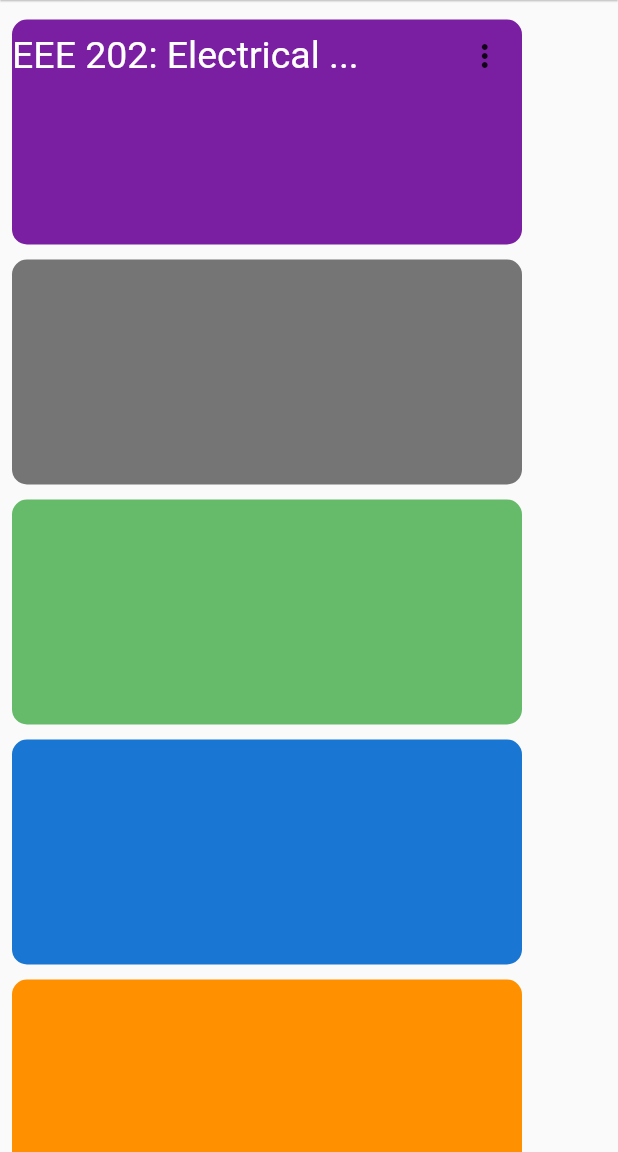
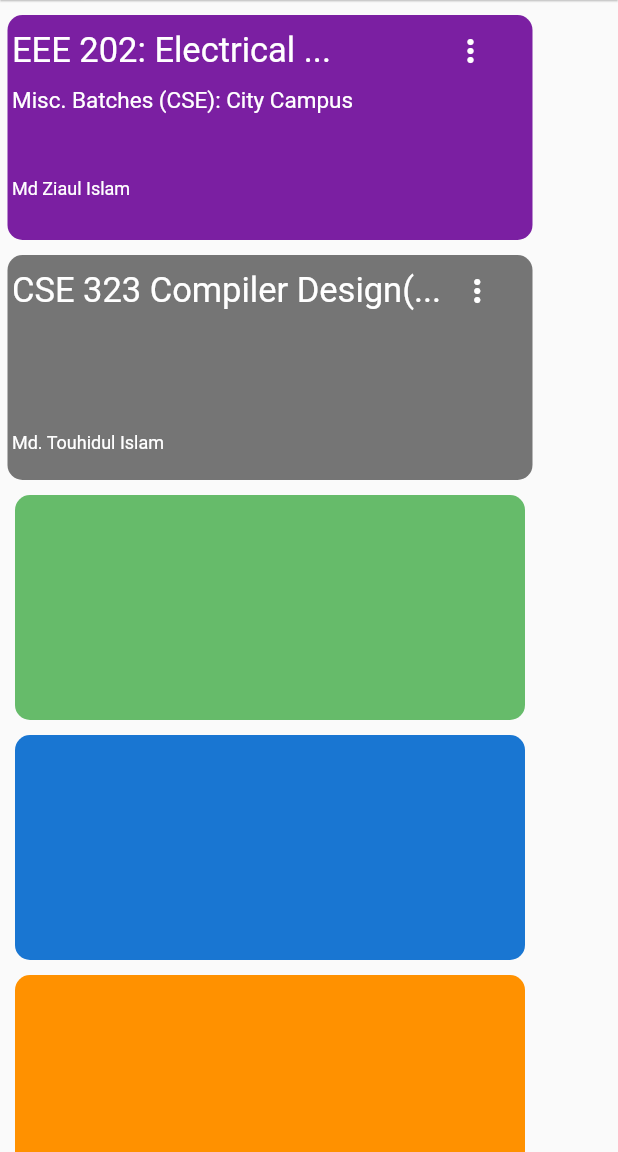
Before and after one commit to Somrat-H/google_classroom, a Flutter app: the screen it shows after launch, on a phone screen of 412 x 824 dp, the part 84-1236 px from its top. Run offline on Flutter 3.47's test engine with Material 2 defaults, Android fonts, the phone set to English and light mode, and no system bars.

Commit message:
two container done

```diff
--- a/lib/home_screen.dart
+++ b/lib/home_screen.dart
@@ -1,3 +1,5 @@
+
+
 import 'package:flutter/material.dart';
 
 class HomePage extends StatefulWidget {
@@ -56,15 +58,16 @@ class _HomePageState extends State<HomePage> {
       ),
       body: SingleChildScrollView(
         child: Padding(
-          padding: const EdgeInsets.all(8),
+          padding: const EdgeInsets.all(5),
           child: Column(
+            mainAxisAlignment: MainAxisAlignment.start,
             children: [
               const SizedBox(
                 height: 5,
               ),
               Container(
                 height: 150,
-                width: 340,
+                width: 350,
                 decoration: BoxDecoration(
                   color: Colors.purple.shade700,
                   borderRadius: BorderRadius.circular(10),
@@ -72,12 +75,18 @@ class _HomePageState extends State<HomePage> {
                 child: Column(
                   mainAxisAlignment: MainAxisAlignment.start,
                   children: [
-                    Row(
+                    Padding(
+                      padding: const EdgeInsets.only(left: 3),
+                      child: Row(
                         children: [
                           const Text('EEE 202: Electrical ...',
-                        style: TextStyle(color: Colors.white, fontSize: 25),),
-                        const SizedBox(width: 60,),
+                          style: TextStyle(color: Colors.white, fontSize: 23),),
+                          const SizedBox(width: 69,),
                            PopupMenuButton(
+                            icon: const Icon(
+                              Icons.more_vert,
+                              color: Colors.white,
+                            ),
                             color: Colors.white,
                 itemBuilder: (context) => [
                         PopupMenuItem(
@@ -105,6 +114,32 @@ class _HomePageState extends State<HomePage> {
                       ]),
                         ],
                       ),
+                    ),
+                    Padding(
+                      padding: const EdgeInsets.only(left:3.0),
+                      child: Row(
+
+                        children: const[
+                           Text('Misc. Batches (CSE): City Campus',
+                          textAlign: TextAlign.left,
+
+                          style: TextStyle(color: Colors.white, fontSize: 15),  ),
+                        ],
+                      ),
+                    ),
+                    const SizedBox(height: 40,),
+                    Padding(
+                      padding: const EdgeInsets.all(3.0),
+                      child: Row(
+                        textDirection: TextDirection.ltr,
+                        children: const[
+                           Text('Md Ziaul Islam',
+                          textAlign: TextAlign.left,
+
+                          style: TextStyle(color: Colors.white, fontSize: 12),  ),
+                        ],
+                      ),
+                    )
 
                   ],
                 ),
@@ -115,11 +150,71 @@ class _HomePageState extends State<HomePage> {
               ),
               Container(
                 height: 150,
-                width: 340,
+                width: 350,
                 decoration: BoxDecoration(
                   color: Colors.grey.shade600,
                   borderRadius: BorderRadius.circular(10),
                 ),
+                child: Column(
+                  mainAxisAlignment: MainAxisAlignment.start,
+                  children: [
+                    Padding(
+                      padding: const EdgeInsets.only(left: 3),
+                      child: Row(
+                        children: [
+                          const Text('CSE 323 Compiler Design(...',
+                          style: TextStyle(color: Colors.white, fontSize: 23),),
+                          const SizedBox(width: 0,),
+                           PopupMenuButton(
+                            icon: const Icon(
+                              Icons.more_vert,
+                              color: Colors.white,
+                            ),
+                            color: Colors.white,
+                itemBuilder: (context) => [
+                        PopupMenuItem(
+                            height: 10,
+                            child: Column(
+                              children: [
+                                TextButton(
+                                  onPressed: () {},
+                                  child: const Text(
+                                    'Refresh',
+                                    textAlign: TextAlign.start,
+                                    style: TextStyle(color: Colors.black),
+                                  ),
+                                ),
+                                TextButton(
+                                  onPressed: () {},
+                                  child: const Text(
+                                    'Send Google Feedback',
+                                    textAlign: TextAlign.start,
+                                    style: TextStyle(color: Colors.black),
+                                  ),
+                                )
+                              ],
+                            ))
+                      ]),
+                        ],
+                      ),
+                    ),
+                    const SizedBox(height: 70,),
+                    Padding(
+                      padding: const EdgeInsets.only(left:3.0),
+                      child: Row(
+                        children: const[
+                          Text('Md. Touhidul Islam',
+                          style:  TextStyle(fontSize: 12, color: Colors.white),)
+                        ],
+                      ),
+                    )
+
+
+
+                  ],
+                ),
+
+
               ),
               const SizedBox(
                 height: 10,
--- a/pubspec.yaml
+++ b/pubspec.yaml
@@ -20,7 +20,7 @@ publish_to: 'none' # Remove this line if you wish to publish to pub.dev
 version: 1.0.0+1
 
 environment:
-  sdk: '>=2.19.0-96.0.dev <3.0.0'
+  sdk: '>=2.17.6 <3.0.0'
 
 # Dependencies specify other packages that your package needs in order to work.
 # To automatically upgrade your package dependencies to the latest versions
```
Also changed, not shown: pubspec.lock. Lines whose indentation alone changed are shown as unchanged.
